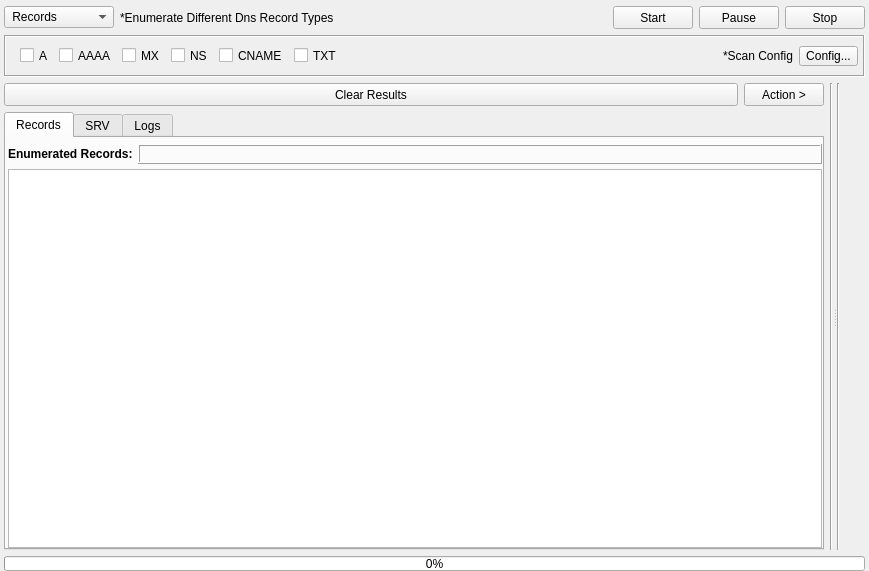
This is gui/src/engines/dns/DnsRecords.ui in 3nock/OTE as Qt 5 draws it before an edit. The edited form follows.
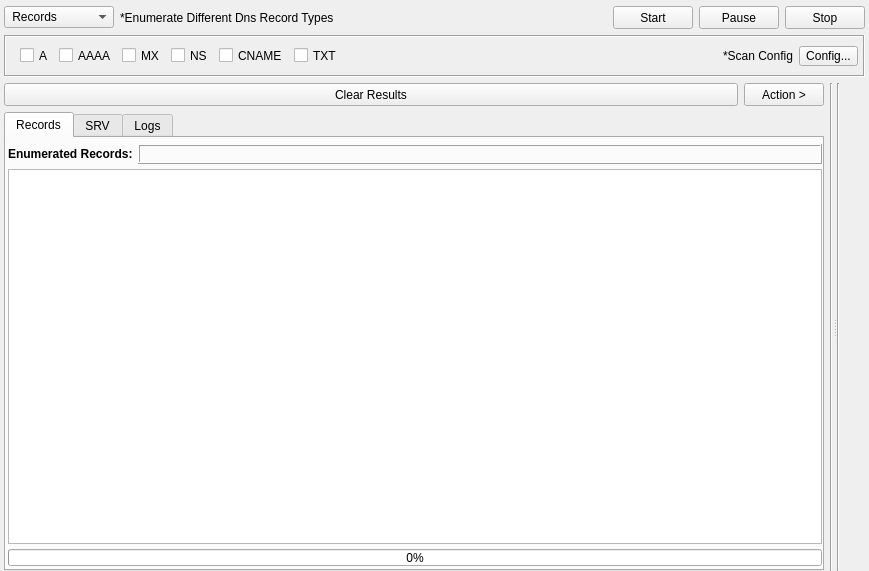
This is the edited form. Custom widgets are drawn as their Qt base class.

What changed in the file:
```diff
--- a/gui/src/engines/dns/DnsRecords.ui
+++ b/gui/src/engines/dns/DnsRecords.ui
@@ -459,7 +459,7 @@
               <number>0</number>
              </property>
              <property name="bottomMargin">
-              <number>0</number>
+              <number>3</number>
              </property>
              <item>
               <layout class="QHBoxLayout" name="horizontalLayout_6">
@@ -553,6 +553,34 @@
                <attribute name="headerVisible">
                 <bool>false</bool>
                </attribute>
+               <attribute name="headerMinimumSectionSize">
+                <number>200</number>
+               </attribute>
+               <attribute name="headerDefaultSectionSize">
+                <number>200</number>
+               </attribute>
+              </widget>
+             </item>
+             <item>
+              <widget class="QProgressBar" name="progressBar">
+               <property name="minimumSize">
+                <size>
+                 <width>0</width>
+                 <height>17</height>
+                </size>
+               </property>
+               <property name="maximumSize">
+                <size>
+                 <width>16777215</width>
+                 <height>17</height>
+                </size>
+               </property>
+               <property name="styleSheet">
+                <string notr="true"/>
+               </property>
+               <property name="value">
+                <number>0</number>
+               </property>
               </widget>
              </item>
             </layout>
@@ -782,28 +810,6 @@
      </widget>
     </widget>
    </item>
-   <item>
-    <widget class="QProgressBar" name="progressBar">
-     <property name="minimumSize">
-      <size>
-       <width>0</width>
-       <height>15</height>
-      </size>
-     </property>
-     <property name="maximumSize">
-      <size>
-       <width>16777215</width>
-       <height>15</height>
-      </size>
-     </property>
-     <property name="styleSheet">
-      <string notr="true"/>
-     </property>
-     <property name="value">
-      <number>0</number>
-     </property>
-    </widget>
-   </item>
   </layout>
  </widget>
  <customwidgets>
```
Left out of the diff: 23 changed lines with no effect on the pictures.
